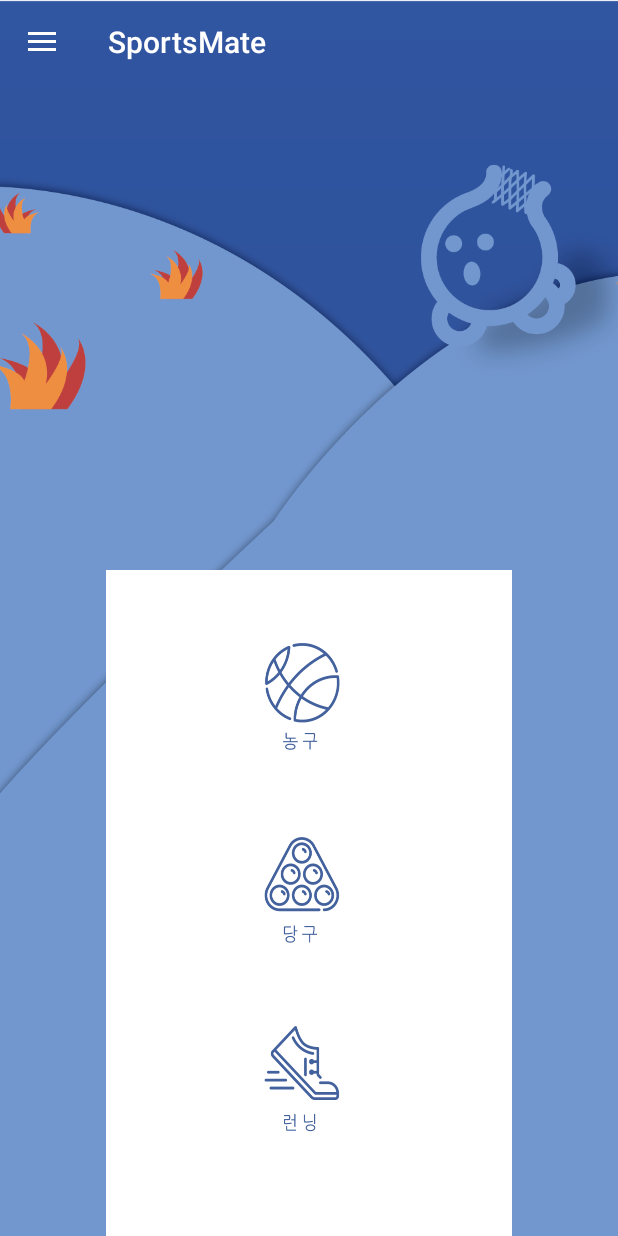
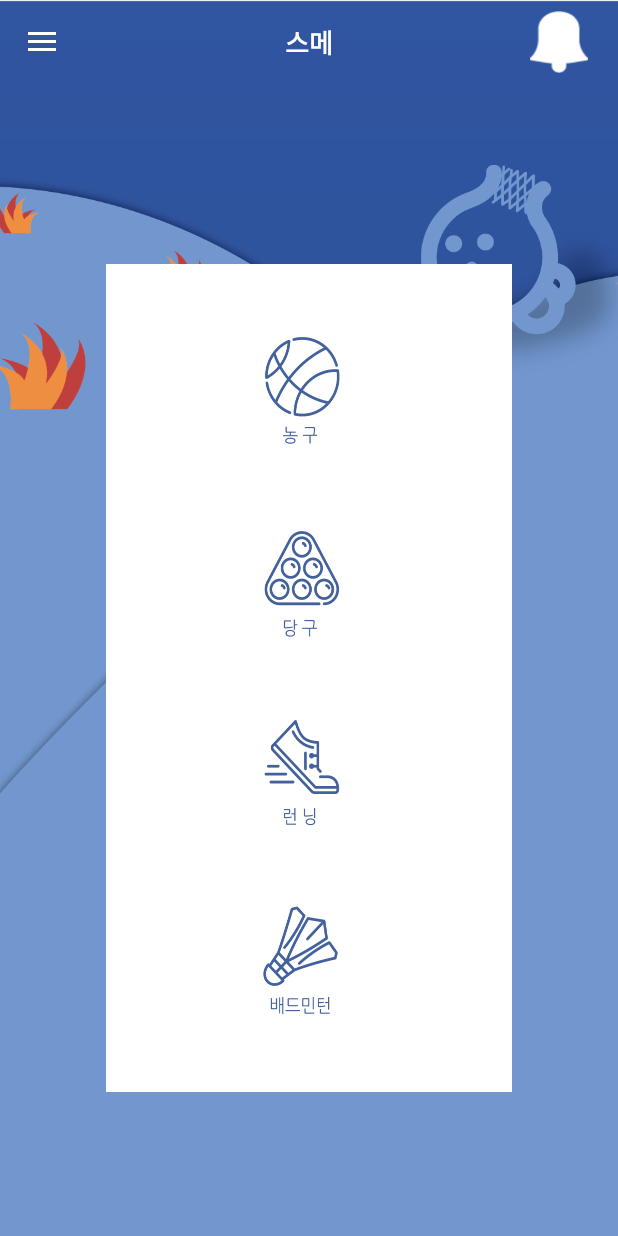
Before and after one commit to mash-up-kr/sports-mate-android, an Android app: the HomeActivity screen opened directly, with no data from a screen before it, on a phone screen of 412 x 824 dp. Run offline under Robolectric (Android 15) with nearby library versions, the phone set to English and light mode, and no system bars; pictures from the network do not load.

Commit message:
툴바 가운데 정렬, 알림 아이콘 추가

```diff
--- a/app/src/main/java/kr/mashup/sportsmate/app/home/HomeActivity.java
+++ b/app/src/main/java/kr/mashup/sportsmate/app/home/HomeActivity.java
@@ -50,6 +50,7 @@ public class HomeActivity extends AppCompatActivity {
         drawerItem[2] = new DataModel("공지사항");
         getSupportActionBar().setDisplayHomeAsUpEnabled(false);
         getSupportActionBar().setHomeButtonEnabled(true);
+        getSupportActionBar().setDisplayShowTitleEnabled(false);
 
         DrawerItemCustomAdapter adapter = new DrawerItemCustomAdapter(this, R.layout.list_view_item_row, drawerItem);
         mDrawerList.setAdapter(adapter);
--- a/app/src/main/res/layout/home_main.xml
+++ b/app/src/main/res/layout/home_main.xml
@@ -33,7 +33,7 @@
                     android:layout_gravity="center_horizontal"
                     android:layout_marginLeft="106px"
                     android:layout_marginRight="106px"
-                    android:layout_marginTop="486px"
+                    android:layout_marginTop="120dp"
                     android:background="#ffffff"
                     android:orientation="vertical"
                     android:paddingBottom="58px"
--- a/app/src/main/res/layout/toolbar.xml
+++ b/app/src/main/res/layout/toolbar.xml
@@ -6,4 +6,25 @@
     android:minHeight="?attr/actionBarSize"
     android:background="@android:color/transparent"
     local:theme="@style/ThemeOverlay.AppCompat.Dark.ActionBar"
-    local:popupTheme="@style/ThemeOverlay.AppCompat.Light" />
+    local:popupTheme="@style/ThemeOverlay.AppCompat.Light">
+
+    <TextView
+        android:layout_width="wrap_content"
+        android:layout_height="wrap_content"
+        android:text="스메"
+        android:layout_gravity="center"
+        android:id="@+id/toolbar_title"
+        android:textStyle="bold"
+        android:textSize="17sp"
+        android:textColor="#ffffff"/>
+
+    <ImageButton
+        android:layout_width="58px"
+        android:layout_height="62px"
+        android:src="@drawable/mainicon_bell"
+        android:background="@null"
+        android:scaleType="fitXY"
+        android:layout_gravity="right"
+        android:layout_marginRight="20dp"/>
+
+</android.support.v7.widget.Toolbar>
```
Also changed, not shown: app/src/main/res/layout/tv_top.xml (deleted, +0 -29 lines).
